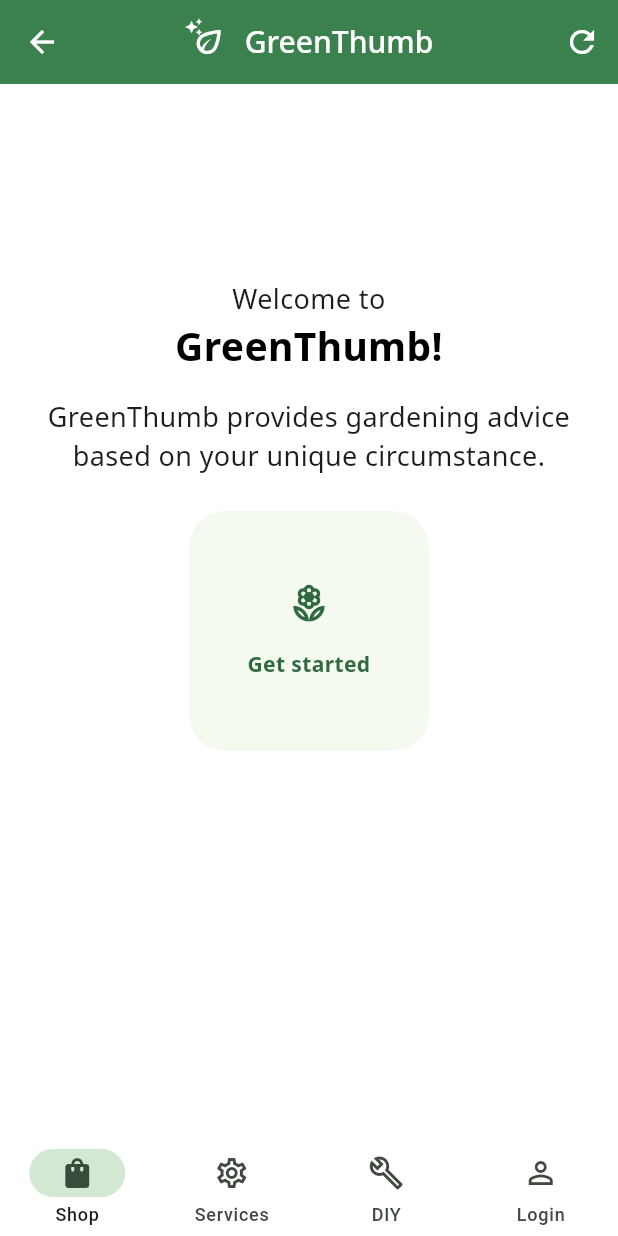
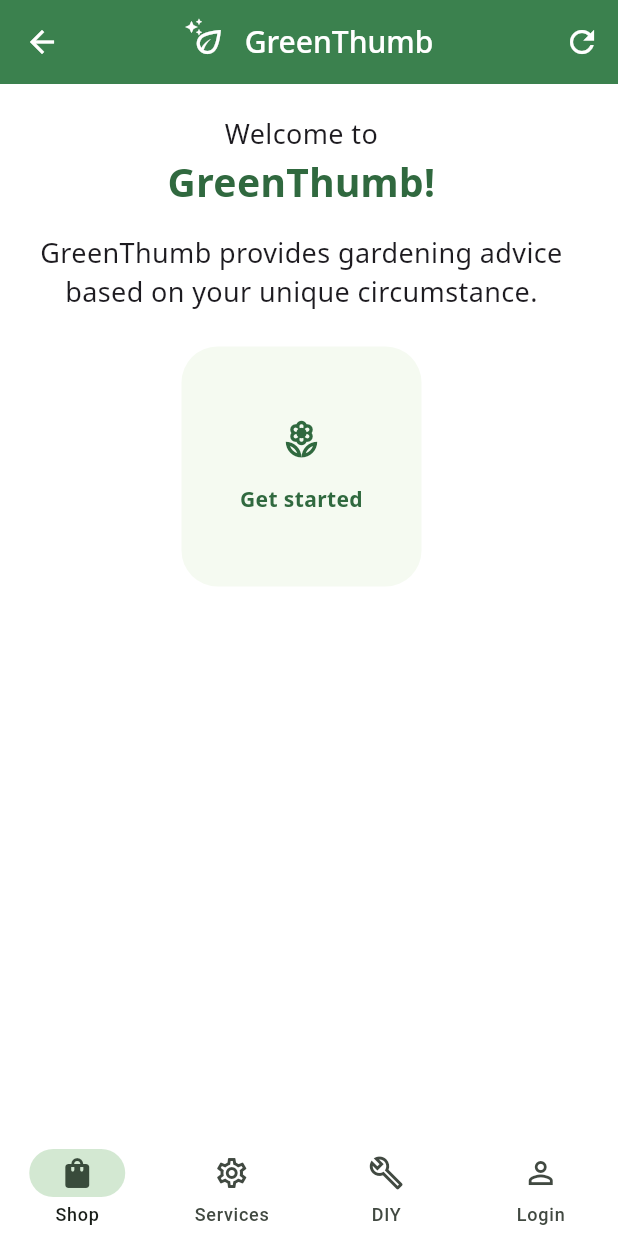
Before and after one commit to ericwindmill/flutter_genkit_demo, a Flutter app: the WizardPage screen opened directly, on a phone screen of 412 x 824 dp. Run offline on Flutter 3.47's test engine with Material 3 defaults, Android fonts, the phone set to English and light mode, and no system bars; our stand-ins replace device_info_plus, flutter_markdown, google_fonts, image_picker, material_symbols_icons; missing offline and left inert: flutter_picture_taker.

Commit message:
UI polish

```diff
--- a/client/lib/greenthumb/service.dart
+++ b/client/lib/greenthumb/service.dart
@@ -4,7 +4,7 @@ import 'package:flutter/foundation.dart';
 import 'package:http/http.dart' as http;
 
 import '../platform_util.dart';
-import '../views/view_model.dart';
+import '../view_models/view_model.dart';
 import 'data.dart';
 
 typedef ToolRequestCallback = void Function(String prompt);
--- a/client/lib/pages/wizard_page/wizard_page.dart
+++ b/client/lib/pages/wizard_page/wizard_page.dart
@@ -3,12 +3,12 @@ import 'package:flutter_fix_warehouse/main.dart';
 
 import '../../greenthumb/service.dart';
 import '../../styles.dart';
+import '../../view_models/view_model.dart';
 import '../../views/interrupt_choice_picker.dart';
 import '../../views/interrupt_image_picker.dart';
 import '../../views/interrupt_range_value_picker.dart';
 import '../../views/model_response_view.dart';
 import '../../views/user_prompt_picker.dart';
-import '../../views/view_model.dart';
 import '../../widgets/app_navigation_bar.dart';
 import '../../widgets/sparkle_leaf.dart';
 
--- /dev/null
+++ b/client/lib/view_models/product_data.dart
@@ -0,0 +1,443 @@
+import 'package:flutter_fix_warehouse/view_models/view_model.dart';
+
+/// These are some of the products from the product lookup tool. Useful for testing UI.
+
+final reminderRecommendation = Recommendation(
+  title: 'Water every morning during peak summer months',
+  description:
+      "During hot, dry months, its best to water your garden in the morning, so it doesn't completely dry out during the day.",
+  product: Product(
+    name: 'Product',
+    manufacturer: '',
+    cost: 0,
+    description: '',
+    image: '',
+  ),
+);
+
+final errorRec = Recommendation(
+  title: 'Give plants more nutrients',
+  description:
+      'Plants need nutrients too. It helps them thrive, especially in unnatural environments.',
+  product: Product(
+    name: 'Super Plant Food',
+    manufacturer: 'GreenThumb',
+    cost: 17,
+    image: "GroWell-Soil_Fertilizers-Liquid_Plant_Food.png",
+    description:
+        "A 24-ounce bottle of liquid plant food concentrate. "
+        "Dilute with water for weekly feeding",
+  ),
+);
+
+final products = [
+  Product(
+    name: 'Super Plant Food',
+    manufacturer: 'GreenThumb',
+    cost: 17,
+    image: "GroWell-Soil_Fertilizers-Liquid_Plant_Food.png",
+    description:
+        "A 24-ounce bottle of liquid plant food concentrate. "
+        "Dilute with water for weekly feeding",
+  ),
+  Product(
+    name: "Apple Tree Sapling",
+    manufacturer: "OrchardPro",
+    description:
+        "A young apple tree sapling of a hardy variety. It is ready for transplanting into the yard and will bear fruit in a few growing seasons.",
+    cost: 30,
+    image: "OrchardPro-Plants_Seeds-Apple_Tree_Sapling.png",
+  ),
+  Product(
+    name: "Self-Watering Planter",
+    manufacturer: "AquaPlanter",
+    description:
+        "A self-watering planter with an internal reservoir and 10-inch pot diameter. It automatically hydrates plants by wicking water from the base, reducing watering frequency and preventing overwatering.",
+    cost: 22,
+    image: "AquaPlanter-Planters_Pots-Self_Watering_Planter.png",
+  ),
+  Product(
+    name: "Hand Trowel",
+    manufacturer: "GreenGrow",
+    description:
+        "A small hand trowel made of rust-resistant stainless steel. Ideal for digging holes, transplanting seedlings, and mixing soil in planters.",
+    cost: 8,
+    image: "GreenGrow-Gardening_Tools-Hand_Trowel.png",
+  ),
+  Product(
+    name: "Cedar Mulch",
+    manufacturer: "TerraGreen",
+    description:
+        "A 2 cubic foot bag of natural cedar mulch chips. Helps suppress weeds, retains soil moisture, and adds a finished look to garden beds with its rich brown color.",
+    cost: 7,
+    image: "TerraGreen-Soil_Fertilizers-Cedar_Mulch.png",
+  ),
+  Product(
+    name: "Tulip Bulbs (Assorted)",
+    manufacturer: "FloraBloom",
+    description:
+        "A bag of assorted tulip bulbs for vibrant spring blooms. Easy to plant in fall, they produce colorful flowers to brighten up garden beds.",
+    cost: 10,
+    image: "FloraBloom-Plants_Seeds-Tulip_Bulbs_Assorted.png",
+  ),
+  Product(
+    name: "Hanging Planter Basket",
+    manufacturer: "PlanterPro",
+    description:
+        "A 12-inch hanging planter basket with a coconut coir liner and metal chain. Perfect for trailing flowers or vines, adding vertical interest to porches or patios.",
+    cost: 12,
+    image: "PlanterPro-Planters_Pots-Hanging_Planter_Basket.png",
+  ),
+  Product(
+    name: "Raised Garden Bed Kit",
+    manufacturer: "EasyGrow",
+    description:
+        "A raised garden bed kit made of weather-resistant cedar wood planks. It assembles easily to create a 4x4 foot garden box, perfect for growing vegetables or flowers in a contained space.",
+    cost: 60,
+    image: "EasyGrow-Planters_Pots-Raised_Garden_Bed_Kit.png",
+  ),
+  Product(
+    name: "Vegetable Fertilizer",
+    manufacturer: "NutriGrow",
+    description:
+        "A 5-pound bag of granular vegetable fertilizer rich in nutrients. It promotes strong growth and higher yields in tomatoes, peppers, and other vegetables.",
+    cost: 15,
+    image: "NutriGrow-Soil_Fertilizers-Vegetable_Fertilizer.png",
+  ),
+  Product(
+    name: "Bonsai Tree (Juniper)",
+    manufacturer: "ZenGarden Co",
+    description:
+        "A young juniper bonsai tree in a ceramic pot, carefully trained. It brings a peaceful, miniature landscape to desktops and requires regular pruning and care.",
+    cost: 35,
+    image: "ZenGarden_Co-Plants_Seeds-Bonsai_Tree_Juniper.png",
+  ),
+  Product(
+    name: "Cactus (Small)",
+    manufacturer: "DesertBloom",
+    description:
+        "A small potted cactus in a 4-inch container, easy to care for. It adds a desert touch to indoor plant collections and needs infrequent watering.",
+    cost: 8,
+    image: "DesertBloom-Plants_Seeds-Cactus_Small.png",
+  ),
+  Product(
+    name: "Lavender Plant",
+    manufacturer: "BloomField",
+    description:
+        "A mature lavender plant that features aromatic purple blooms. It attracts pollinators and is perfect for garden borders or patio containers.",
+    cost: 15,
+    image: "BloomField-Plants_Seeds-Lavender_Plant.png",
+  ),
+  Product(
+    name: "Heirloom Tomato Seeds",
+    manufacturer: "GreenLeaf Seeds",
+    description:
+        "A packet of organic heirloom tomato seeds known for their rich flavor. They are ideal for home vegetable gardens and seed-saving enthusiasts.",
+    cost: 4,
+    image: "GreenLeaf_Seeds-Plants_Seeds-Heirloom_Tomato_Seeds.png",
+  ),
+  Product(
+    name: "Pruning Shears",
+    manufacturer: "TrimFast",
+    description:
+        "A pair of sharp bypass pruning shears with carbon steel blades. Perfect for trimming plant stems and branches up to 3/4 inch thick.",
+    cost: 15,
+    image: "TrimFast-Gardening_Tools-Pruning_Shears.png",
+  ),
+  Product(
+    name: "Blueberry Bush",
+    manufacturer: "BerryLand",
+    description:
+        "A 2-year-old blueberry bush that produces sweet, edible berries. It is hardy and suitable for planting in home gardens or patio containers.",
+    cost: 18,
+    image: "BerryLand-Plants_Seeds-Blueberry_Bush.png",
+  ),
+  Product(
+    name: "Succulent Collection (Mixed)",
+    manufacturer: "DesertBloom",
+    description:
+        "A set of five assorted succulent plants in 2-inch pots. These low-maintenance plants are perfect for indoor decor and require minimal watering.",
+    cost: 15,
+    image: "DesertBloom-Plants_Seeds-Succulent_Collection_Mixed.png",
+  ),
+  Product(
+    name: "Garden Spade",
+    manufacturer: "GardenMaster",
+    description:
+        "A heavy-duty garden spade with a solid steel blade and wooden handle. Excellent for digging, edging, and transplanting in tough soil.",
+    cost: 25,
+    image: "GardenMaster-Gardening_Tools-Garden_Spade.png",
+  ),
+  Product(
+    name: "Garden Gnome",
+    manufacturer: "YardArt",
+    description:
+        "A classic garden gnome statue made of weather-resistant resin, standing 12 inches tall. This cheerful figurine adds whimsy and character to any lawn or flower bed.",
+    cost: 18,
+    image: "YardArt-Decor-Garden_Gnome.png",
+  ),
+  Product(
+    name: "Lettuce Seeds (Salad Mix)",
+    manufacturer: "SproutMaster",
+    description:
+        "A packet of mixed lettuce seeds for growing a variety of salad greens. They germinate quickly and are ideal for raised beds or container gardens.",
+    cost: 3,
+    image: "SproutMaster-Plants_Seeds-Lettuce_Seeds_Salad_Mix.png",
+  ),
+  Product(
+    name: "Garden Hoe",
+    manufacturer: "GardenMaster",
+    description:
+        "A sturdy garden hoe with a 6-inch steel blade and long wooden handle. Useful for weeding, shaping soil, and clearing garden beds.",
+    cost: 18,
+    image: "GardenMaster-Gardening_Tools-Garden_Hoe.png",
+  ),
+  Product(
+    name: "Marigold Seeds",
+    manufacturer: "SeedCo",
+    description:
+        "A packet of marigold seeds that grow bright, pest-repelling flowers. These easy-to-grow annuals are perfect for edging vegetable gardens or flower beds.",
+    cost: 2,
+    image: "SeedCo-Plants_Seeds-Marigold_Seeds.png",
+  ),
+  Product(
+    name: "Window Box Planter",
+    manufacturer: "FloraHome",
+    description:
+        "A 30-inch window box planter constructed from durable resin. It fits easily on railings or windowsills and is ideal for growing herbs or ornamental flowers in small spaces.",
+    cost: 18,
+    image: "FloraHome-Planters_Pots-Window_Box_Planter.png",
+  ),
+  Product(
+    name: "Organic Potting Soil",
+    manufacturer: "EarthWorks",
+    description:
+        "A 1 cubic foot bag of organic potting soil enriched with compost and perlite. Provides excellent drainage and nutrients for container gardening and houseplants.",
+    cost: 12,
+    image: "EarthWorks-Soil_Fertilizers-Organic_Potting_Soil.png",
+  ),
+  Product(
+    name: "Wind Chimes",
+    manufacturer: "ChimeCraft",
+    description:
+        "A set of melodic wind chimes made from aluminum tubes and a wooden top. It produces soothing tones in the breeze, creating a relaxing atmosphere on porches or in gardens.",
+    cost: 20,
+    image: "ChimeCraft-Decor-Wind_Chimes.png",
+  ),
+  Product(
+    name: "Plastic Planter (18 inch)",
+    manufacturer: "GardenElite",
+    description:
+        "A large 18-inch plastic planter pot that is lightweight yet sturdy. Perfect for outdoor use, it withstands weather and is great for bushes or floral arrangements.",
+    cost: 20,
+    image: "GardenElite-Planters_Pots-Plastic_Planter_18_inch.png",
+  ),
+  Product(
+    name: "Leaf Rake",
+    manufacturer: "YardPro",
+    description:
+        "A lightweight leaf rake featuring a wide plastic head and durable handle. Great for gathering leaves and grass clippings without damaging your lawn.",
+    cost: 12,
+    image: "YardPro-Gardening_Tools-Leaf_Rake.png",
+  ),
+  Product(
+    name: "Wheelbarrow",
+    manufacturer: "YardPro",
+    description:
+        "A sturdy wheelbarrow with a rust-proof steel tray and a single pneumatic wheel. Ideal for transporting soil, plants, or tools around the yard.",
+    cost: 59,
+    image: "YardPro-Gardening_Tools-Wheelbarrow.png",
+  ),
+  Product(
+    name: "Bird Feeder",
+    manufacturer: "Bird Haven",
+    description:
+        "A hanging bird feeder with a clear plastic seed reservoir and metal perches. It attracts songbirds to the yard and has a roof to keep seeds dry.",
+    cost: 25,
+    image: "Bird_Haven-Decor-Bird_Feeder.png",
+  ),
+  Product(
+    name: "Liquid Plant Food",
+    manufacturer: "GroWell",
+    description:
+        "A 32-ounce bottle of liquid plant food concentrate. Dilute with water for weekly feeding to indoor and outdoor plants, providing fast-acting nutrients for growth.",
+    cost: 12,
+    image: "GroWell-Soil_Fertilizers-Liquid_Plant_Food.png",
+  ),
+  Product(
+    name: "Garden Hose",
+    manufacturer: "AquaFlow",
+    description:
+        "A 50-foot garden hose made from kink-resistant vinyl. It offers reliable water flow for irrigating lawns and garden beds.",
+    cost: 22,
+    image: "AquaFlow-Gardening_Tools-Garden_Hose.png",
+  ),
+  Product(
+    name: "Organic Compost Mix",
+    manufacturer: "TerraGreen",
+    description:
+        "A 30-pound bag of organic compost mix made from decomposed plant material. Ideal for enriching garden soil and improving moisture retention and soil structure.",
+    cost: 5,
+    image: "TerraGreen-Soil_Fertilizers-Organic_Compost_Mix.png",
+  ),
+  Product(
+    name: "Gardening Gloves",
+    manufacturer: "SafeGrip",
+    description:
+        "A pair of heavy-duty gardening gloves made from breathable, puncture-resistant fabric. They protect hands from thorns and provide a secure grip on tools.",
+    cost: 10,
+    image: "SafeGrip-Gardening_Tools-Gardening_Gloves.png",
+  ),
+  Product(
+    name: "Organic Basil Plant",
+    manufacturer: "Herbal Haven",
+    description:
+        "A live organic basil plant in a 4-inch pot, ready for harvesting aromatic leaves. Ideal for kitchen herb gardens and flavorful cooking.",
+    cost: 6,
+    image: "Herbal_Haven-Plants_Seeds-Organic_Basil_Plant.png",
+  ),
+  Product(
+    name: "Bird Bath",
+    manufacturer: "Bird Haven",
+    description:
+        "A decorative bird bath made of lightweight polyresin with an antique bronze finish. It provides a shallow basin for birds to drink and bathe, enhancing your garden's ambiance.",
+    cost: 45,
+    image: "Bird_Haven-Decor-Bird_Bath.png",
+  ),
+  Product(
+    name: "Solar Pathway Lights",
+    manufacturer: "SunGlow",
+    description:
+        "A 6-pack of solar-powered LED pathway lights with stainless steel stakes. They charge by day and automatically illuminate walkways or garden paths at night with a warm glow.",
+    cost: 30,
+    image: "SunGlow-Decor-Solar_Pathway_Lights.png",
+  ),
+  Product(
+    name: "Peat Moss Bale",
+    manufacturer: "SoilPro",
+    description:
+        "A compressed bale of sphagnum peat moss for soil amendment. Use it to improve soil aeration and water retention in garden beds and potted plants.",
+    cost: 14,
+    image: "SoilPro-Soil_Fertilizers-Peat_Moss_Bale.png",
+  ),
+  Product(
+    name: "Cordless Hedge Trimmer",
+    manufacturer: "GardenPro",
+    description:
+        "A battery-powered cordless hedge trimmer with a 22-inch blade. It easily cuts through shrubbery and hedges, offering convenient, cable-free operation.",
+    cost: 89,
+    image: "GardenPro-Gardening_Tools-Cordless_Hedge_Trimmer.png",
+  ),
+  Product(
+    name: "Strawberry Seedlings",
+    manufacturer: "BerryLand",
+    description:
+        "A pack of strawberry plant seedlings ready to transplant. They establish quickly and will yield sweet, juicy strawberries in the growing season.",
+    cost: 12,
+    image: "BerryLand-Plants_Seeds-Strawberry_Seedlings.png",
+  ),
+  Product(
+    name: "Wooden Barrel Planter",
+    manufacturer: "RusticGarden",
+    description:
+        "A rustic wooden barrel planter with reinforced metal bands. This half-barrel design is spacious and sturdy, perfect for planting small trees, shrubs, or creating a container garden centerpiece.",
+    cost: 35,
+    image: "RusticGarden-Planters_Pots-Wooden_Barrel_Planter.png",
+  ),
+  Product(
+    name: "Sunflower Seeds (Giant)",
+    manufacturer: "SunGrow Seeds",
+    description:
+        "A pack of giant sunflower seeds that grow towering sunflowers with large heads. Great for adding dramatic height and attracting birds to your garden.",
+    cost: 5,
+    image: "SunGrow_Seeds-Plants_Seeds-Sunflower_Seeds_Giant.png",
+  ),
+  Product(
+    name: "Glazed Ceramic Pot",
+    manufacturer: "PotteryLand",
+    description:
+        "A decorative glazed ceramic pot with a 10-inch diameter. The glossy finish adds a pop of color to indoor or outdoor decor, ideal for medium-sized houseplants.",
+    cost: 25,
+    image: "PotteryLand-Planters_Pots-Glazed_Ceramic_Pot.png",
+  ),
+  Product(
+    name: "Rose Fertilizer",
+    manufacturer: "BloomCraft",
+    description:
+        "A 4-pound bag of granular rose fertilizer formulated for abundant blooms. Provides essential nutrients and trace elements to promote healthy rose bushes.",
+    cost: 10,
+    image: "BloomCraft-Soil_Fertilizers-Rose_Fertilizer.png",
+  ),
+  Product(
+    name: "All-Purpose Garden Soil",
+    manufacturer: "EarthWorks",
+    description:
+        "A 40-pound bag of all-purpose garden soil for in-ground use. Improves existing soil by adding organic matter and is suitable for all types of garden plants.",
+    cost: 8,
+    image: "EarthWorks-Soil_Fertilizers-All_Purpose_Garden_Soil.png",
+  ),
+  Product(
+    name: "Orchid (Phalaenopsis)",
+    manufacturer: "TropicBloom",
+    description:
+        "A potted Phalaenopsis orchid with elegant blooms. It adds a touch of exotic beauty indoors and will rebloom with proper care.",
+    cost: 20,
+    image: "TropicBloom-Plants_Seeds-Orchid_Phalaenopsis.png",
+  ),
+  Product(
+    name: "Terra Cotta Pot (12 inch)",
+    manufacturer: "ClayCraft",
+    description:
+        "A medium 12-inch diameter terra cotta pot with a drainage hole. Ideal for housing small trees or plants, its porous clay allows for healthy root breathing.",
+    cost: 15,
+    image: "ClayCraft-Planters_Pots-Terra_Cotta_Pot_12_inch.png",
+  ),
+  Product(
+    name: "Jasmine Plant",
+    manufacturer: "EverBloom Nursery",
+    description:
+        "A potted jasmine plant with delicate white flowers and glossy green leaves. Known for its sweet fragrance, it thrives in gardens or as an indoor houseplant.",
+    cost: 25,
+    image: "EverBloom_Nursery-Plants_Seeds-Jasmine_Plant.png",
+  ),
+  Product(
+    name: "Watering Can",
+    manufacturer: "AquaFlow",
+    description:
+        "A 2-gallon metal watering can with a removable rose sprinkler head. Provides a gentle shower for watering garden plants and seedlings.",
+    cost: 15,
+    image: "AquaFlow-Gardening_Tools-Watering_Can.png",
+  ),
+  Product(
+    name: "All-Purpose Plant Fertilizer",
+    manufacturer: "NutriGrow",
+    description:
+        "A 5-pound bag of balanced, all-purpose plant fertilizer (10-10-10 formula). It slowly releases nutrients to support healthy growth in flowers, vegetables, and shrubs.",
+    cost: 18,
+    image: "NutriGrow-Soil_Fertilizers-All_Purpose_Plant_Fertilizer.png",
+  ),
+  Product(
+    name: "Bone Meal Fertilizer",
+    manufacturer: "EcoGro",
+    description:
+        "A 3-pound bag of organic bone meal fertilizer that is an excellent source of phosphorus and calcium. It supports root development and flowering in plants.",
+    cost: 8,
+    image: "EcoGro-Soil_Fertilizers-Bone_Meal_Fertilizer.png",
+  ),
+  Product(
+    name: "Garden Tool Set",
+    manufacturer: "HandyGardener",
+    description:
+        "A 5-piece garden tool set including a trowel, cultivator, transplanter, weeder, and fork. It features ergonomic handles and is perfect for beginners or small gardening tasks.",
+    cost: 30,
+    image: "HandyGardener-Gardening_Tools-Garden_Tool_Set.png",
+  ),
+  Product(
+    name: "Bypass Loppers",
+    manufacturer: "TrimFast",
+    description:
+        "A set of long-handled bypass loppers with high-carbon steel blades. Designed to cut thick branches, they provide leverage for pruning hard-to-reach limbs.",
+    cost: 35,
+    image: "TrimFast-Gardening_Tools-Bypass_Loppers.png",
+  ),
+];
--- a/client/lib/views/interrupt_choice_picker.dart
+++ b/client/lib/views/interrupt_choice_picker.dart
@@ -2,8 +2,8 @@ import 'package:flutter/material.dart';
 
 import '../greenthumb/service.dart';
 import '../styles.dart';
+import '../view_models/view_model.dart';
 import '../widgets/gt_button.dart';
-import 'view_model.dart';
 
 class InterruptChoicePicker extends StatelessWidget {
   InterruptChoicePicker({
--- a/client/lib/views/interrupt_range_value_picker.dart
+++ b/client/lib/views/interrupt_range_value_picker.dart
@@ -4,8 +4,8 @@ import 'package:flutter/material.dart';
 
 import '../greenthumb/service.dart';
 import '../styles.dart';
+import '../view_models/view_model.dart';
 import '../widgets/gt_button.dart';
-import 'view_model.dart';
 
 class InterruptRangeValuePicker extends StatefulWidget {
   InterruptRangeValuePicker({
--- a/client/lib/views/user_prompt_picker.dart
+++ b/client/lib/views/user_prompt_picker.dart
@@ -1,10 +1,12 @@
+import 'dart:math';
+
 import 'package:collection/collection.dart';
 import 'package:flutter/material.dart';
 import 'package:flutter_fix_warehouse/main.dart';
 
 import '../greenthumb/service.dart';
 import '../styles.dart';
-import 'view_model.dart';
+import '../view_models/view_model.dart';
 
 class UserPromptPicker extends StatelessWidget {
   UserPromptPicker({this.onRequest, required Message message, super.key})
@@ -23,28 +25,38 @@ class UserPromptPicker extends StatelessWidget {
     }
 
     return Padding(
-      padding: EdgeInsets.symmetric(horizontal: padding),
+      padding: EdgeInsets.only(left: max(padding - 64, 0), right: padding),
       child: Column(
-        crossAxisAlignment: CrossAxisAlignment.center,
+        mainAxisAlignment: MainAxisAlignment.start,
         children: [
-          const Spacer(flex: 1),
-          Text(
+          Container(
+            margin: EdgeInsets.only(bottom: 0, top: 20),
+            child: Text(
               'Welcome to',
               style: AppTextStyles.body,
               textAlign: TextAlign.center,
             ),
+          ),
           Padding(
-            padding: const EdgeInsets.only(bottom: 16),
+            padding: const EdgeInsets.only(bottom: 16, top: 0),
             child: Text(
               'GreenThumb!',
-              style: AppTextStyles.heading,
+              style: AppTextStyles.heading.copyWith(
+                color: AppColors.primaryDark,
+              ),
               textAlign: TextAlign.center,
             ),
           ),
-          Text(
+          Align(
+            alignment: Alignment.center,
+            child: SizedBox(
+              width: 400,
+              child: Text(
                 'GreenThumb provides gardening advice based on your unique circumstance.',
                 style: AppTextStyles.body,
                 textAlign: TextAlign.center,
+              ),
+            ),
           ),
           SizedBox(height: AppLayout.largePadding),
           Padding(
```
Also changed, not shown: client/lib/view_models/view_model.dart (renamed from client/lib/views/view_model.dart, +21 -40 lines), client/lib/views/interrupt_image_picker.dart (+36 -5 lines), client/lib/views/model_response_view.dart (+16 -10 lines), 2 other files. Lines whose indentation alone changed are shown as unchanged.
